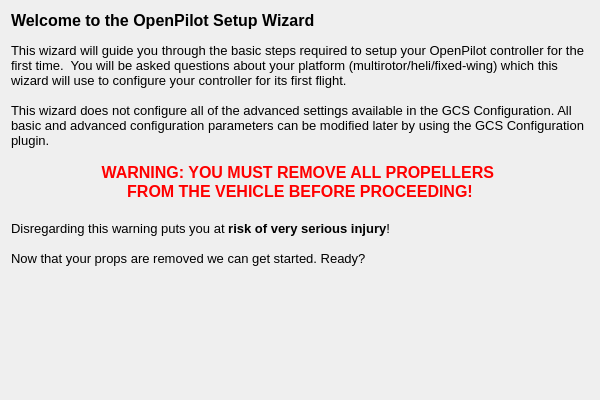
openpilot/OpenPilot, file ground/openpilotgcs/src/plugins/setupwizard/pages/opstartpage.ui: the form before one commit.
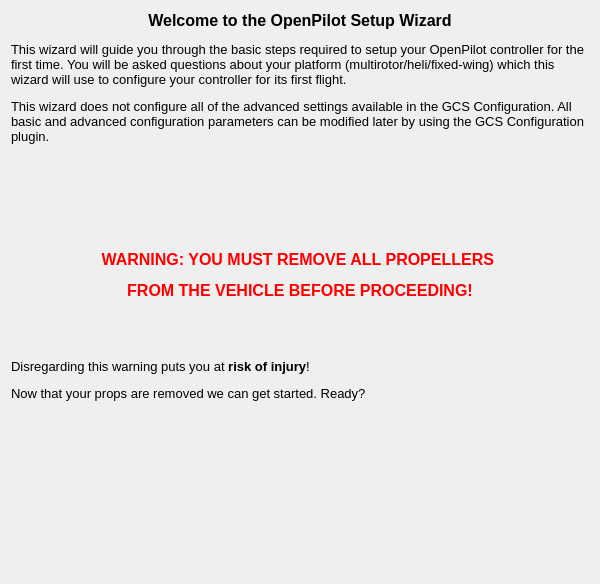
The form after the commit. Icons and pictures are not drawn.

```diff
--- a/ground/openpilotgcs/src/plugins/setupwizard/pages/opstartpage.ui
+++ b/ground/openpilotgcs/src/plugins/setupwizard/pages/opstartpage.ui
@@ -7,7 +7,7 @@
     <x>0</x>
     <y>0</y>
     <width>600</width>
-    <height>400</height>
+    <height>584</height>
    </rect>
   </property>
   <property name="sizePolicy">
@@ -38,19 +38,17 @@
       <string>&lt;!DOCTYPE HTML PUBLIC &quot;-//W3C//DTD HTML 4.0//EN&quot; &quot;http://www.w3.org/TR/REC-html40/strict.dtd&quot;&gt;
 &lt;html&gt;&lt;head&gt;&lt;meta name=&quot;qrichtext&quot; content=&quot;1&quot; /&gt;&lt;style type=&quot;text/css&quot;&gt;
 p, li { white-space: pre-wrap; }
-&lt;/style&gt;&lt;/head&gt;&lt;body style=&quot; font-family:'MS Shell Dlg 2'; font-size:8pt; font-weight:400; font-style:normal;&quot;&gt;
-&lt;p style=&quot; margin-top:0px; margin-bottom:0px; margin-left:0px; margin-right:0px; -qt-block-indent:0; text-indent:0px;&quot;&gt;&lt;span style=&quot; font-size:12pt; font-weight:600;&quot;&gt;Welcome to the OpenPilot Setup Wizard&lt;/span&gt;&lt;/p&gt;
-&lt;p style=&quot;-qt-paragraph-type:empty; margin-top:0px; margin-bottom:0px; margin-left:0px; margin-right:0px; -qt-block-indent:0; text-indent:0px;&quot;&gt;&lt;br /&gt;&lt;/p&gt;
-&lt;p style=&quot; margin-top:0px; margin-bottom:0px; margin-left:0px; margin-right:0px; -qt-block-indent:0; text-indent:0px;&quot;&gt;&lt;span style=&quot; font-size:10pt;&quot;&gt;This wizard will guide you through the basic steps required to setup your OpenPilot controller for the first time.  You will be asked questions about your platform (multirotor/heli/fixed-wing) which this wizard will use to configure your controller for its first flight. &lt;/span&gt;&lt;/p&gt;
-&lt;p style=&quot;-qt-paragraph-type:empty; margin-top:0px; margin-bottom:0px; margin-left:0px; margin-right:0px; -qt-block-indent:0; text-indent:0px; font-size:10pt;&quot;&gt;&lt;br /&gt;&lt;/p&gt;
-&lt;p style=&quot; margin-top:0px; margin-bottom:0px; margin-left:0px; margin-right:0px; -qt-block-indent:0; text-indent:0px;&quot;&gt;&lt;span style=&quot; font-size:10pt;&quot;&gt;This wizard does not configure all of the advanced settings available in the GCS Configuration. All basic and advanced configuration parameters can be modified later by using the GCS Configuration plugin.&lt;/span&gt;&lt;/p&gt;
-&lt;p style=&quot;-qt-paragraph-type:empty; margin-top:0px; margin-bottom:0px; margin-left:0px; margin-right:0px; -qt-block-indent:0; text-indent:0px; font-size:10pt;&quot;&gt;&lt;br /&gt;&lt;/p&gt;
-&lt;p align=&quot;center&quot; style=&quot; margin-top:0px; margin-bottom:0px; margin-left:0px; margin-right:0px; -qt-block-indent:0; text-indent:0px;&quot;&gt;&lt;span style=&quot; font-size:12pt; font-weight:600; color:#ff0000;&quot;&gt;WARNING: YOU MUST REMOVE ALL PROPELLERS &lt;/span&gt;&lt;/p&gt;
-&lt;p align=&quot;center&quot; style=&quot; margin-top:0px; margin-bottom:0px; margin-left:0px; margin-right:0px; -qt-block-indent:0; text-indent:0px;&quot;&gt;&lt;span style=&quot; font-size:12pt; font-weight:600; color:#ff0000;&quot;&gt;FROM THE VEHICLE BEFORE PROCEEDING!&lt;/span&gt;&lt;/p&gt;
-&lt;p style=&quot;-qt-paragraph-type:empty; margin-top:0px; margin-bottom:0px; margin-left:0px; margin-right:0px; -qt-block-indent:0; text-indent:0px; font-family:'Lucida Grande'; font-size:13pt;&quot;&gt;&lt;br /&gt;&lt;/p&gt;
-&lt;p style=&quot; margin-top:0px; margin-bottom:0px; margin-left:0px; margin-right:0px; -qt-block-indent:0; text-indent:0px;&quot;&gt;&lt;span style=&quot; font-size:10pt;&quot;&gt;Disregarding this warning puts you at&lt;/span&gt;&lt;span style=&quot; font-size:10pt; font-weight:600; color:#000000;&quot;&gt; risk of very serious injury&lt;/span&gt;&lt;span style=&quot; font-size:10pt;&quot;&gt;!&lt;/span&gt;&lt;/p&gt;
-&lt;p style=&quot;-qt-paragraph-type:empty; margin-top:0px; margin-bottom:0px; margin-left:0px; margin-right:0px; -qt-block-indent:0; text-indent:0px; font-size:10pt;&quot;&gt;&lt;br /&gt;&lt;/p&gt;
-&lt;p style=&quot; margin-top:0px; margin-bottom:0px; margin-left:0px; margin-right:0px; -qt-block-indent:0; text-indent:0px;&quot;&gt;&lt;span style=&quot; font-size:10pt;&quot;&gt;Now that your props are removed we can get started. Ready?&lt;/span&gt;&lt;/p&gt;&lt;/body&gt;&lt;/html&gt;</string>
+&lt;/style&gt;&lt;/head&gt;&lt;body style=&quot; font-family:'Cantarell'; font-size:11pt; font-weight:400; font-style:normal;&quot;&gt;
+&lt;p align=&quot;center&quot; style=&quot; margin-top:12px; margin-bottom:12px; margin-left:0px; margin-right:0px; -qt-block-indent:0; text-indent:0px;&quot;&gt;&lt;span style=&quot; font-family:'MS Shell Dlg 2'; font-size:12pt; font-weight:600;&quot;&gt;Welcome to the OpenPilot Setup Wizard&lt;/span&gt;&lt;img src=&quot;:/setupwizard/resources/wizard.png&quot; style=&quot;float: right;&quot; /&gt;&lt;/p&gt;
+&lt;p style=&quot; margin-top:12px; margin-bottom:12px; margin-left:0px; margin-right:0px; -qt-block-indent:0; text-indent:0px;&quot;&gt;&lt;span style=&quot; font-family:'MS Shell Dlg 2'; font-size:10pt;&quot;&gt;This wizard will guide you through the basic steps required to setup your OpenPilot controller for the first time. You will be asked questions about your platform (multirotor/heli/fixed-wing) which this wizard will use to configure your controller for its first flight.&lt;/span&gt;&lt;/p&gt;
+&lt;p style=&quot; margin-top:12px; margin-bottom:12px; margin-left:0px; margin-right:0px; -qt-block-indent:0; text-indent:0px;&quot;&gt;&lt;span style=&quot; font-family:'MS Shell Dlg 2'; font-size:10pt;&quot;&gt;This wizard does not configure all of the advanced settings available in the GCS Configuration. All basic and advanced configuration parameters can be modified later by using the GCS Configuration plugin.&lt;/span&gt;&lt;/p&gt;
+&lt;p style=&quot; margin-top:12px; margin-bottom:12px; margin-left:0px; margin-right:0px; -qt-block-indent:0; text-indent:0px;&quot;&gt;&lt;br /&gt;&lt;/p&gt;
+&lt;p style=&quot; margin-top:12px; margin-bottom:12px; margin-left:0px; margin-right:0px; -qt-block-indent:0; text-indent:0px;&quot;&gt;&lt;br /&gt;&lt;/p&gt;
+&lt;p align=&quot;center&quot; style=&quot; margin-top:12px; margin-bottom:12px; margin-left:0px; margin-right:0px; -qt-block-indent:0; text-indent:0px;&quot;&gt;&lt;span style=&quot; font-family:'MS Shell Dlg 2'; font-size:12pt; font-weight:600; color:#ff0000;&quot;&gt;WARNING: YOU MUST REMOVE ALL PROPELLERS &lt;/span&gt;&lt;/p&gt;
+&lt;p align=&quot;center&quot; style=&quot; margin-top:12px; margin-bottom:12px; margin-left:0px; margin-right:0px; -qt-block-indent:0; text-indent:0px;&quot;&gt;&lt;span style=&quot; font-family:'MS Shell Dlg 2'; font-size:12pt; font-weight:600; color:#ff0000;&quot;&gt;FROM THE VEHICLE BEFORE PROCEEDING!&lt;/span&gt;&lt;/p&gt;
+&lt;p align=&quot;center&quot; style=&quot; margin-top:12px; margin-bottom:12px; margin-left:0px; margin-right:0px; -qt-block-indent:0; text-indent:0px;&quot;&gt;&lt;br /&gt;&lt;/p&gt;
+&lt;p style=&quot; margin-top:12px; margin-bottom:12px; margin-left:0px; margin-right:0px; -qt-block-indent:0; text-indent:0px;&quot;&gt;&lt;span style=&quot; font-family:'MS Shell Dlg 2'; font-size:10pt;&quot;&gt;Disregarding this warning puts you at&lt;/span&gt;&lt;span style=&quot; font-family:'MS Shell Dlg 2'; font-size:10pt; font-weight:600; color:#000000;&quot;&gt; risk of injury&lt;/span&gt;&lt;span style=&quot; font-family:'MS Shell Dlg 2'; font-size:10pt;&quot;&gt;!&lt;/span&gt;&lt;/p&gt;
+&lt;p style=&quot; margin-top:12px; margin-bottom:12px; margin-left:0px; margin-right:0px; -qt-block-indent:0; text-indent:0px;&quot;&gt;&lt;span style=&quot; font-family:'MS Shell Dlg 2'; font-size:10pt;&quot;&gt;Now that your props are removed we can get started. Ready?&lt;/span&gt;&lt;/p&gt;&lt;/body&gt;&lt;/html&gt;</string>
      </property>
      <property name="alignment">
       <set>Qt::AlignLeading|Qt::AlignLeft|Qt::AlignTop</set>
```
